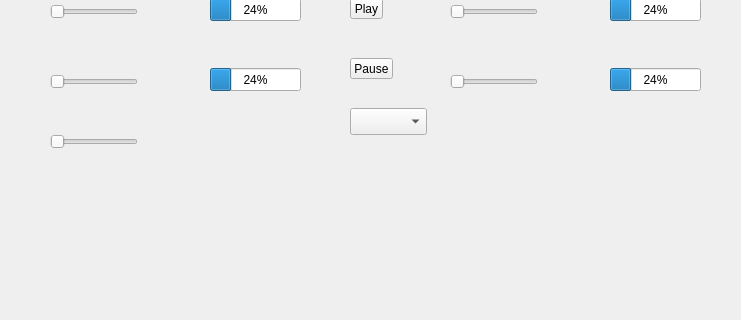
Above: gstvideo.ui from neithanmo/BitRiver before the change; both pictures show x 0 to 741 and y 512 to 832 of the 741 by 832 pixel window. Below: the same form after it.
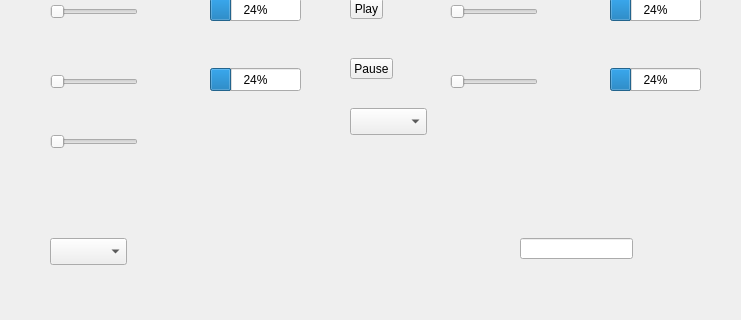
That is the form after the change.

Patch:
```diff
--- a/gstvideo.ui
+++ b/gstvideo.ui
@@ -218,6 +218,26 @@
     <enum>Qt::Horizontal</enum>
    </property>
   </widget>
+  <widget class="QComboBox" name="Resolution">
+   <property name="geometry">
+    <rect>
+     <x>50</x>
+     <y>750</y>
+     <width>77</width>
+     <height>27</height>
+    </rect>
+   </property>
+  </widget>
+  <widget class="QLineEdit" name="lineEdit">
+   <property name="geometry">
+    <rect>
+     <x>520</x>
+     <y>750</y>
+     <width>113</width>
+     <height>21</height>
+    </rect>
+   </property>
+  </widget>
  </widget>
  <layoutdefault spacing="6" margin="11"/>
  <resources/>
```
